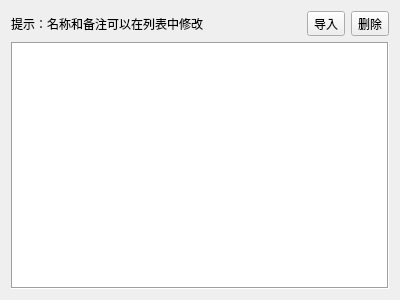
This is BIDesigner/customplugin/userpluginmanageform.ui in lsyeei/dashboard as Qt 5 draws it before an edit. The edited form follows.
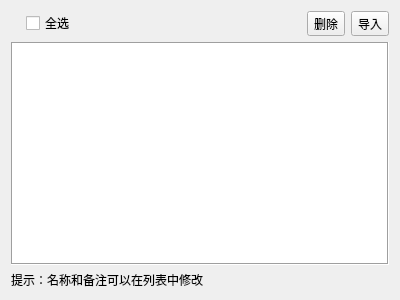
This is the edited form. Icons and pictures are not drawn.

Diff of the .ui file:
```diff
--- a/BIDesigner/customplugin/userpluginmanageform.ui
+++ b/BIDesigner/customplugin/userpluginmanageform.ui
@@ -20,9 +20,25 @@
    <item>
     <layout class="QHBoxLayout" name="horizontalLayout">
      <item>
-      <widget class="QLabel" name="label">
+      <spacer name="horizontalSpacer_2">
+       <property name="orientation">
+        <enum>Qt::Orientation::Horizontal</enum>
+       </property>
+       <property name="sizeType">
+        <enum>QSizePolicy::Policy::Fixed</enum>
+       </property>
+       <property name="sizeHint" stdset="0">
+        <size>
+         <width>15</width>
+         <height>20</height>
+        </size>
+       </property>
+      </spacer>
+     </item>
+     <item>
+      <widget class="QCheckBox" name="selectAll">
        <property name="text">
-        <string>提示：名称和备注可以在列表中修改</string>
+        <string>全选</string>
        </property>
       </widget>
      </item>
@@ -39,27 +55,26 @@
        </property>
       </spacer>
      </item>
-     <item>
-      <widget class="QToolButton" name="importBtn">
-       <property name="text">
-        <string>导入</string>
-       </property>
-       <property name="icon">
-        <iconset resource="../icons.qrc">
-         <normaloff>:/icons/icons/bottom.svg</normaloff>:/icons/icons/bottom.svg</iconset>
-       </property>
-       <property name="toolButtonStyle">
-        <enum>Qt::ToolButtonStyle::ToolButtonTextBesideIcon</enum>
-       </property>
-      </widget>
-     </item>
      <item>
       <widget class="QToolButton" name="delBtn">
        <property name="text">
         <string>删除</string>
        </property>
        <property name="icon">
-        <iconset theme="QIcon::ThemeIcon::EditClear"/>
+        <iconset theme="QIcon::ThemeIcon::EditDelete"/>
+       </property>
+       <property name="toolButtonStyle">
+        <enum>Qt::ToolButtonStyle::ToolButtonTextBesideIcon</enum>
+       </property>
+      </widget>
+     </item>
+     <item>
+      <widget class="QToolButton" name="importBtn">
+       <property name="text">
+        <string>导入</string>
+       </property>
+       <property name="icon">
+        <iconset theme="QIcon::ThemeIcon::GoDown"/>
        </property>
        <property name="toolButtonStyle">
         <enum>Qt::ToolButtonStyle::ToolButtonTextBesideIcon</enum>
@@ -75,6 +90,13 @@
      </property>
     </widget>
    </item>
+   <item>
+    <widget class="QLabel" name="label">
+     <property name="text">
+      <string>提示：名称和备注可以在列表中修改</string>
+     </property>
+    </widget>
+   </item>
   </layout>
  </widget>
  <resources>
```
Left out of the diff: 6 changed lines with no effect on the pictures.
